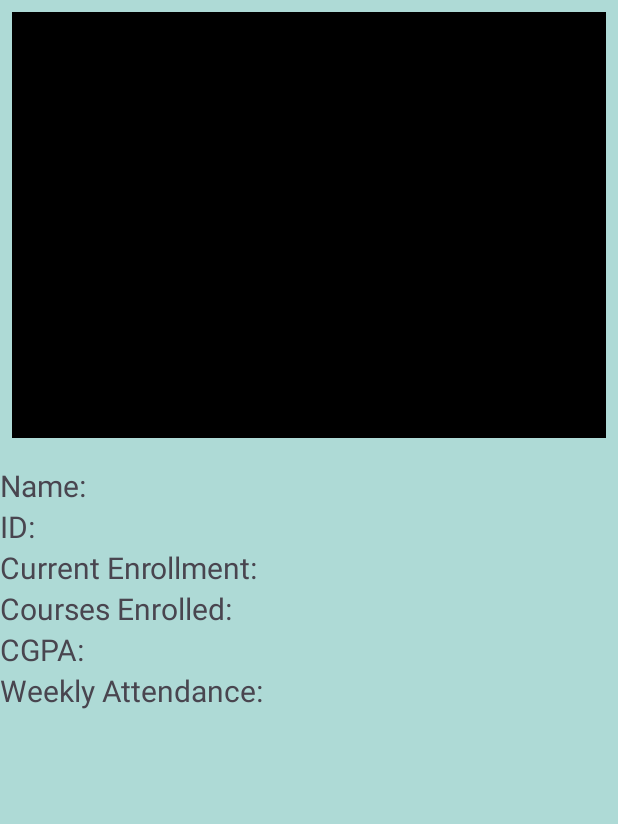
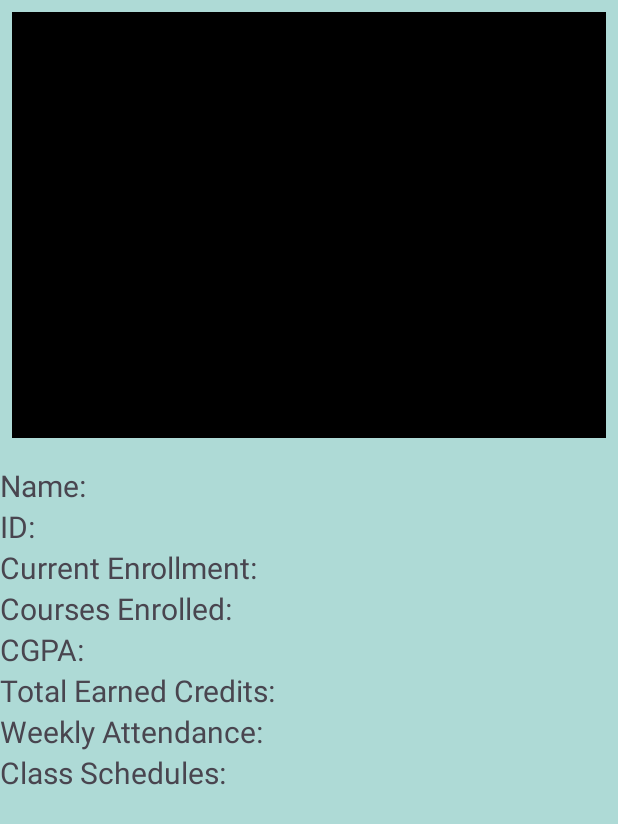
Before and after one commit to FazleRahat/Guard, an Android app: the MainActivity screen opened directly, with no data from a screen before it, on a phone screen of 412 x 824 dp. Shown: the top 824 px of the screen. Run offline under Robolectric (Android 15) with nearby library versions, the phone set to English and light mode, and no system bars; our stand-ins replace Firebase (no records; nobody signed in at launch, a user with empty details on screens opened directly).

Commit message:
Rahat edits before lunch 11/09

```diff
--- a/app/src/main/java/com/example/myapplication34/MainActivity.java
+++ b/app/src/main/java/com/example/myapplication34/MainActivity.java
@@ -24,13 +24,15 @@ import com.google.firebase.storage.FirebaseStorage;
 public class MainActivity extends AppCompatActivity {
 
     //***************************************** declaration ***************************************
-    private TextView name, id, enrollment, course, GPA, week;
+    private TextView name, id, enrollment, course, GPA, credit, week, classes;
     private String name1;
     private String id1;
     private String enroll1;
     private String course1;
     private String result;
+    private String ecredits;
     private String weekatt;
+    private String Rclass;
     private ImageView img;
 
     FirebaseAuth firebaseAuth = FirebaseAuth.getInstance();
@@ -50,8 +52,12 @@ public class MainActivity extends AppCompatActivity {
         enrollment = findViewById(R.id.enrollment);
         course = findViewById(R.id.course);
         GPA= findViewById(R.id.res);
+        credit= findViewById(R.id.credits);
         week= findViewById(R.id.week);
+        classes= findViewById(R.id.classes);
+
         img = findViewById(R.id.image);
+
 
         String uid = null;
 
@@ -73,7 +79,9 @@ public class MainActivity extends AppCompatActivity {
                     enroll1 = snapshot.child("enrollment").getValue(String.class);
                     course1 = snapshot.child("course1").getValue(String.class);
                     result = snapshot.child("result").getValue(String.class);
+                    ecredits = snapshot.child("credits").getValue(String.class);
                     weekatt= snapshot.child("weekly").getValue(String.class);
+                    Rclass= snapshot.child("schedule").getValue(String.class);
 
                     String imagePath = id1 + ".jpg";
                     final Uri[] imageUrl = {null};
@@ -102,7 +110,9 @@ public class MainActivity extends AppCompatActivity {
                     enrollment.setText(enrollment.getText() + " " + enroll1);
                     course.setText(course.getText() + " " + course1);
                     GPA.setText(GPA.getText() + " " + result);
+                    credit.setText(credit.getText() + " " + ecredits);
                     week.setText(week.getText()+ " " +weekatt);
+                    classes.setText(classes.getText()+ " " +Rclass);
                 }
             }
 
--- a/app/src/main/res/layout/activity_main.xml
+++ b/app/src/main/res/layout/activity_main.xml
@@ -58,12 +58,26 @@
             android:textSize="20sp" />
 
         <androidx.appcompat.widget.AppCompatTextView
+            android:id="@+id/credits"
+            android:layout_width="match_parent"
+            android:layout_height="wrap_content"
+            android:text="@string/total_earned_credits"
+            android:textSize="20sp" />
+
+        <androidx.appcompat.widget.AppCompatTextView
             android:id="@+id/week"
             android:layout_width="match_parent"
             android:layout_height="wrap_content"
             android:text="@string/weekly_attendence"
             android:textSize="20sp" />
 
+        <androidx.appcompat.widget.AppCompatTextView
+            android:id="@+id/classes"
+            android:layout_width="match_parent"
+            android:layout_height="wrap_content"
+            android:text="Class Schedules:"
+            android:textSize="20sp" />
+
 
     </LinearLayout>
 
--- a/app/src/main/res/layout/activity_sign_up.xml
+++ b/app/src/main/res/layout/activity_sign_up.xml
@@ -52,7 +52,7 @@
             android:layout_marginTop="30dp"
             android:layout_marginRight="15dp"
             android:ems="10"
-            android:hint="   ID"
+            android:hint="   ID (Capital letters and numbers only)"
             android:inputType="textPersonName"
             android:minHeight="48dp"
             android:textColor="#434040"
@@ -69,7 +69,7 @@
             android:layout_marginTop="20dp"
             android:layout_marginRight="15dp"
             android:ems="10"
-            android:hint="  Email_user"
+            android:hint="  Email"
             android:inputType="textEmailAddress"
             android:minHeight="48dp"
             android:paddingLeft="10dp"
--- a/app/src/main/res/values/strings.xml
+++ b/app/src/main/res/values/strings.xml
@@ -15,4 +15,5 @@
     <string name="courses_encrolled">Courses Encrolled</string>
     <string name="courses_enrolled2">Courses Enrolled</string>
     <string name="courses_enrolled3">Courses Enrolled:</string>
+    <string name="total_earned_credits">Total Earned Credits:</string>
 </resources>
```
